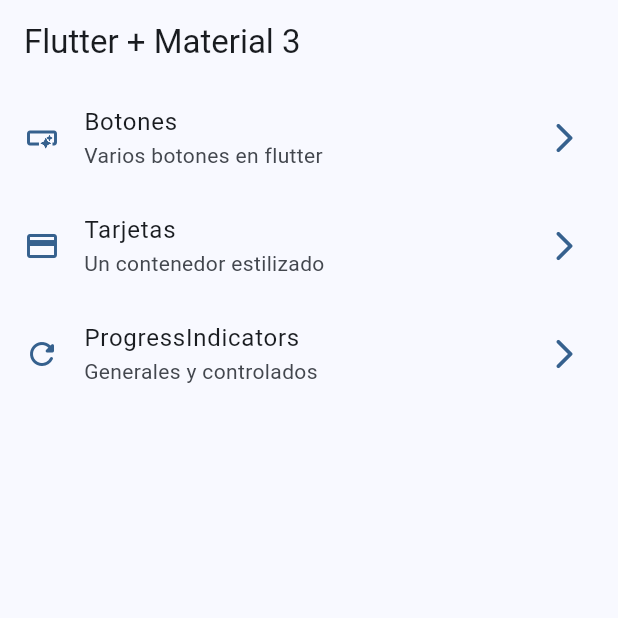
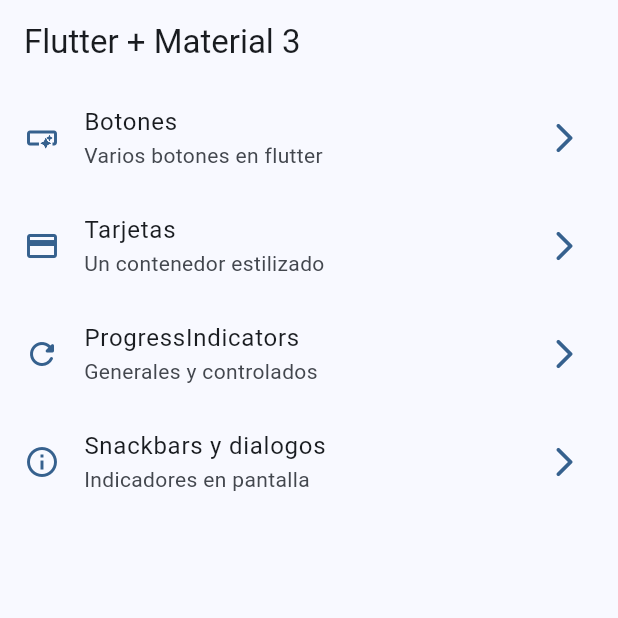
Before and after one commit to alangithub2018/widgetsapp, a Flutter app: the screen it shows after launch, on a phone screen of 412 x 824 dp, the top half of it. Run offline on Flutter 3.47's test engine with Material 3 defaults, Android fonts, the phone set to English and light mode, and no system bars; our stand-ins replace go_router.

Commit message:
snackbars dialogs finished

```diff
--- a/lib/config/menu/menu_items.dart
+++ b/lib/config/menu/menu_items.dart
@@ -29,4 +29,9 @@ const appMenuItems = <MenuItem>[
       subTitle: 'Generales y controlados',
       link: '/progress',
       icon: Icons.refresh_rounded),
+  MenuItem(
+      title: 'Snackbars y dialogos',
+      subTitle: 'Indicadores en pantalla',
+      link: '/snackbar',
+      icon: Icons.info_outline),
 ];
--- a/lib/config/router/app_router.dart
+++ b/lib/config/router/app_router.dart
@@ -21,5 +21,10 @@ final appRouter = GoRouter(initialLocation: '/', routes: [
     name: ProgressScreen.name,
     path: '/progress',
     builder: (context, state) => const ProgressScreen(),
+  ),
+  GoRoute(
+    name: SnackBarScreen.name,
+    path: '/snackbar',
+    builder: (context, state) => const SnackBarScreen(),
   )
 ]);
--- a/lib/main.dart
+++ b/lib/main.dart
@@ -12,6 +12,7 @@ class MainApp extends StatelessWidget {
   @override
   Widget build(BuildContext context) {
     return MaterialApp.router(
+      title: 'Flutter Widgets',
       routerConfig: appRouter,
       debugShowCheckedModeBanner: false,
       theme: AppTheme(selectedColor: 0).getTheme(),
```
Also changed, not shown: lib/presentation/screens/snackbar/snackbar_screen.dart (+56 -1 lines).
